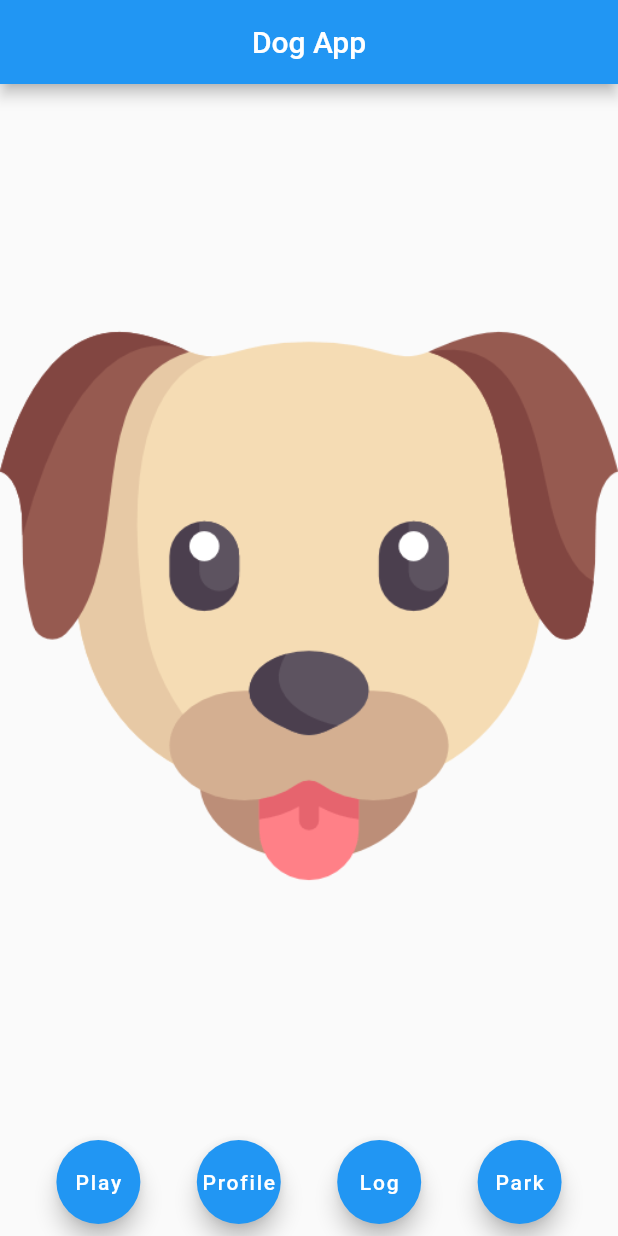
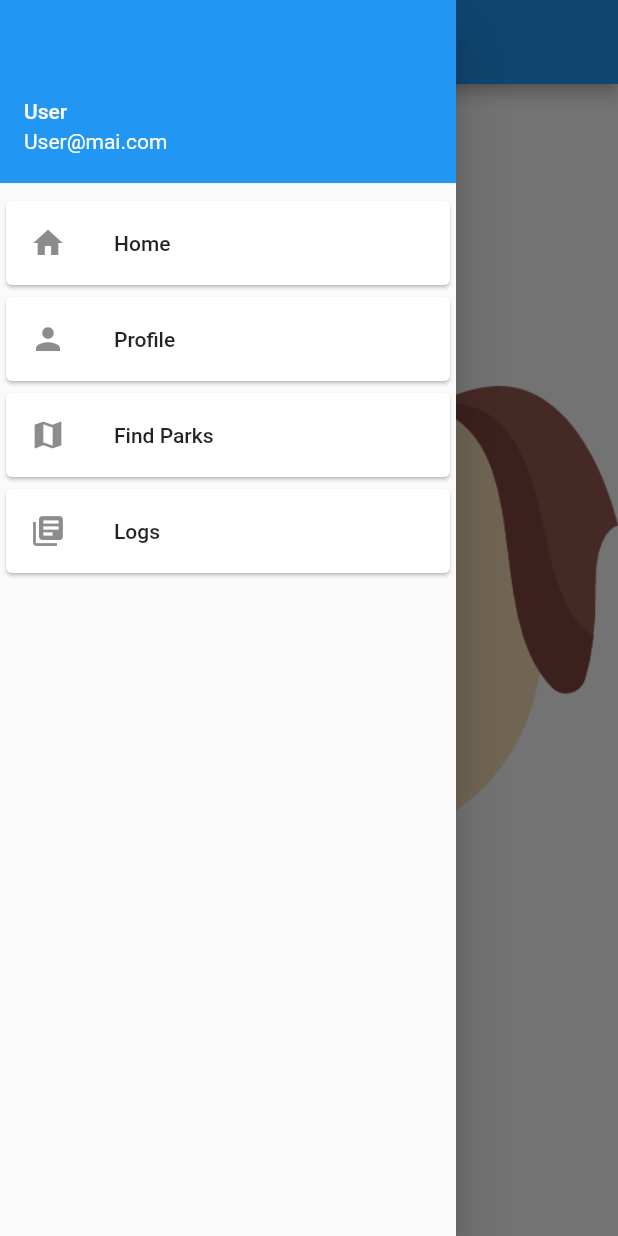
Before and after one commit to bofomiso/CSCI567-S20-FinalProject, a Flutter app: the screen it shows after launch, with the side drawer open (before the commit the screen has no drawer), on a phone screen of 412 x 824 dp. Run offline on Flutter 3.47's test engine with Material 2 defaults, Android fonts, the phone set to English and light mode, and no system bars.

Commit message:
added side menu and basic routing

```diff
--- a/dogapp/lib/screens/home/home.dart
+++ b/dogapp/lib/screens/home/home.dart
@@ -1,3 +1,6 @@
+import 'package:dogapp/screens/log.dart';
+import 'package:dogapp/screens/park.dart';
+import 'package:dogapp/screens/profile.dart';
 import 'package:flutter/material.dart';
 
 class Home extends StatelessWidget {
@@ -5,33 +8,73 @@ class Home extends StatelessWidget {
   Widget build(BuildContext context) {
     return Scaffold(
       appBar: AppBar(
-        title: Text('Dog App'),
+        title: Text('Home'),
         centerTitle: true,
+      ),
+      drawer: Drawer(
+        child: ListView(
+          padding: EdgeInsets.zero,
+          children: <Widget>[
+            Container(
+            height: 130.0,
+              child: UserAccountsDrawerHeader(
+                accountName: Text('User'),
+                accountEmail: Text('User@mai.com'),
+              ),
+            ),
+            Card(
+              child:ListTile(
+                title: Text('Home'),
+                leading: Icon(Icons.home),
+                onTap: () {
+                  Navigator.push(context, new MaterialPageRoute(
+                    builder: (BuildContext context) => new Home())
+                  );
+                },
+              ),
+            ),
+            Card(
+              child:ListTile(
+                title: Text('Profile'),
+                leading: Icon(Icons.person),
+                onTap: () {
+                  Navigator.of(context).pop();
+                  Navigator.push(context, new MaterialPageRoute(
+                    builder: (BuildContext context) => new Profile())
+                  );
+                }
+              ),
+            ),
+            Card(
+              child:ListTile(
+                title: Text('Find Parks'),
+                leading: Icon(Icons.map),
+                onTap: () {
+                  Navigator.of(context).pop();
+                  Navigator.push(context, new MaterialPageRoute(
+                    builder: (BuildContext context) => new Park())
+                  );
+                }
+              ),
+            ),
+            Card(
+              child:ListTile(
+                title: Text('Logs'),
+                leading: Icon(Icons.library_books),
+                onTap: () {
+                  Navigator.of(context).pop();
+                  Navigator.push(context, new MaterialPageRoute(
+                    builder: (BuildContext context) => new Logs())
+                  );
+                }
+              ),
+            ),
+          ],
+        ),
       ),
       body: Center(
         child: Image.asset('assets/dog.png'),
       ),
-      bottomNavigationBar:ButtonBar(
-          alignment: MainAxisAlignment.spaceEvenly,
-          children: <Widget>[
-            FloatingActionButton(
-              child: Text('Play'),
-              onPressed: null,
-            ),
-            FloatingActionButton(
-              child: Text('Profile'),
-              onPressed: null,
-            ),
-            FloatingActionButton(
-              child: Text('Log'),
-              onPressed: null
-            ),
-            FloatingActionButton(
-              child: Text('Park'),
-              onPressed:null
-            ),
-          ],
-        ),
     );
   }
 }
--- /dev/null
+++ b/dogapp/lib/screens/log.dart
@@ -0,0 +1,12 @@
+import 'package:flutter/material.dart';
+
+class Logs extends StatelessWidget {
+  @override
+  Widget build(BuildContext context) {
+    return Scaffold(
+      appBar: AppBar(
+        title: Text('Logs'),
+      ),
+    );
+  }
+}
```
Also changed, not shown: dogapp/lib/screens/park.dart (added, +12 -0 lines), dogapp/lib/screens/profile.dart (added, +12 -0 lines).
